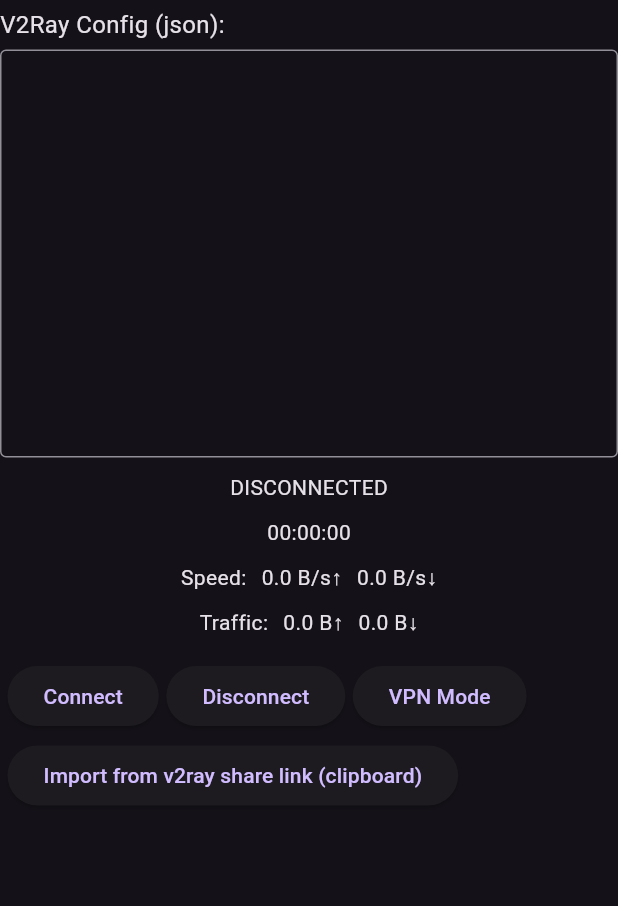
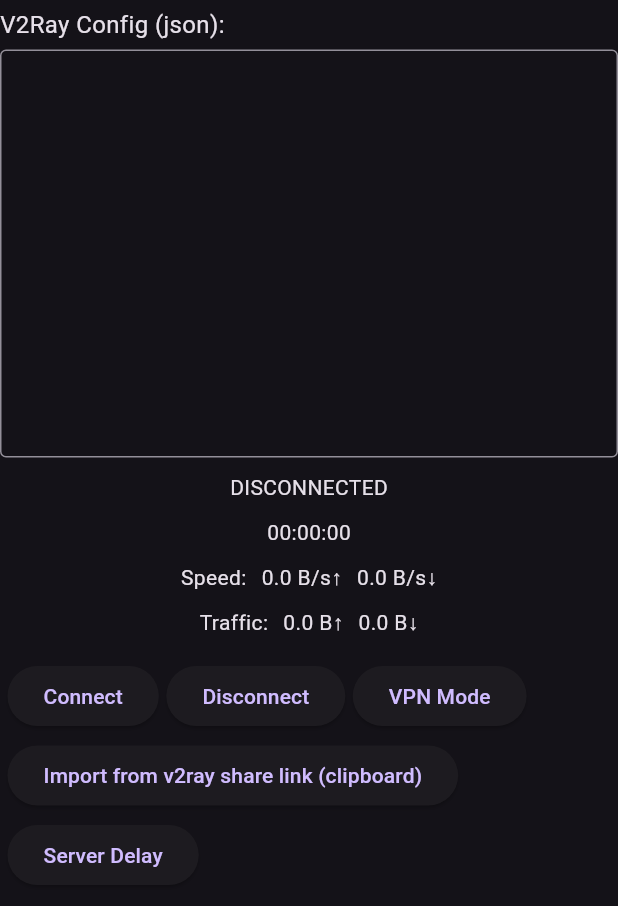
Before and after one commit to blueboy-tm/flutter_v2ray, a Flutter app: the screen it shows after launch, after a tap on "Import from v2ray share link (clipboard)", on a phone screen of 412 x 824 dp. Shown: the top 906 px of the screen. Run offline on Flutter 3.47's test engine with Material 2 defaults, Android fonts, the phone set to English and light mode, and no system bars; our stand-ins replace plugin_platform_interface.

Commit message:
add getServerDelay method

```diff
--- a/example/lib/main.dart
+++ b/example/lib/main.dart
@@ -45,6 +45,65 @@ class _HomePageState extends State<HomePage> {
   var v2rayStatus = ValueNotifier<V2RayStatus>(V2RayStatus());
 
   String remark = "Default Remark";
+
+  void connect() async {
+    if (await flutterV2ray.requestPermission()) {
+      flutterV2ray.startV2Ray(
+        remark: remark,
+        config: config.text,
+        proxyOnly: proxyOnly,
+      );
+    } else {
+      if (context.mounted) {
+        ScaffoldMessenger.of(context).showSnackBar(
+          const SnackBar(
+            content: Text('Permission Denied'),
+          ),
+        );
+      }
+    }
+  }
+
+  void importConfig() async {
+    if (await Clipboard.hasStrings()) {
+      try {
+        final String link =
+            (await Clipboard.getData('text/plain'))?.text?.trim() ?? '';
+        final V2RayURL v2rayURL = FlutterV2ray.parseFromURL(link);
+        remark = v2rayURL.remark;
+        config.text = v2rayURL.getFullConfiguration();
+        if (context.mounted) {
+          ScaffoldMessenger.of(context).showSnackBar(
+            const SnackBar(
+              content: Text(
+                'Success',
+              ),
+            ),
+          );
+        }
+      } catch (error) {
+        if (context.mounted) {
+          ScaffoldMessenger.of(context).showSnackBar(
+            SnackBar(
+              content: Text(
+                'Error: $error',
+              ),
+            ),
+          );
+        }
+      }
+    }
+  }
+
+  void delay() async {
+    ScaffoldMessenger.of(context).showSnackBar(
+      SnackBar(
+        content: Text(
+          '${(await flutterV2ray.getServerDelay(config: config.text))}ms',
+        ),
+      ),
+    );
+  }
 
   @override
   void initState() {
@@ -119,23 +178,7 @@ class _HomePageState extends State<HomePage> {
                 runSpacing: 5,
                 children: [
                   ElevatedButton(
-                    onPressed: () async {
-                      if (await flutterV2ray.requestPermission()) {
-                        flutterV2ray.startV2Ray(
-                          remark: remark,
-                          config: config.text,
-                          proxyOnly: proxyOnly,
-                        );
-                      } else {
-                        if (context.mounted) {
-                          ScaffoldMessenger.of(context).showSnackBar(
-                            const SnackBar(
-                              content: Text('Permission Denied'),
-                            ),
-                          );
-                        }
-                      }
-                    },
+                    onPressed: connect,
                     child: const Text('Connect'),
                   ),
                   ElevatedButton(
@@ -147,43 +190,14 @@ class _HomePageState extends State<HomePage> {
                     child: Text(proxyOnly ? 'Proxy Only' : 'VPN Mode'),
                   ),
                   ElevatedButton(
-                    onPressed: () async {
-                      if (await Clipboard.hasStrings()) {
-                        try {
-                          final String link =
-                              (await Clipboard.getData('text/plain'))
-                                      ?.text
-                                      ?.trim() ??
-                                  '';
-                          final V2RayURL v2rayURL =
-                              FlutterV2ray.parseFromURL(link);
-                          remark = v2rayURL.remark;
-                          config.text = v2rayURL.getFullConfiguration();
-                          if (context.mounted) {
-                            ScaffoldMessenger.of(context).showSnackBar(
-                              const SnackBar(
-                                content: Text(
-                                  'Success',
-                                ),
-                              ),
-                            );
-                          }
-                        } catch (error) {
-                          if (context.mounted) {
-                            ScaffoldMessenger.of(context).showSnackBar(
-                              SnackBar(
-                                content: Text(
-                                  'Error: $error',
-                                ),
-                              ),
-                            );
-                          }
-                        }
-                      }
-                    },
+                    onPressed: importConfig,
                     child: const Text(
                       'Import from v2ray share link (clipboard)',
                     ),
+                  ),
+                  ElevatedButton(
+                    onPressed: delay,
+                    child: const Text('Server Delay'),
                   ),
                 ],
               ),
--- a/lib/flutter_v2ray.dart
+++ b/lib/flutter_v2ray.dart
@@ -72,6 +72,11 @@ class FlutterV2ray {
     await FlutterV2rayPlatform.instance.stopV2Ray();
   }
 
+  /// This method returns the real server delay of the configuration.
+  Future<int> getServerDelay({required String config}) async {
+    return await FlutterV2rayPlatform.instance.getServerDelay(config: config);
+  }
+
   /// parse V2RayURL object from V2Ray share link
   ///
   /// like vmess://, vless://, trojan://, ss://, socks://
--- a/lib/flutter_v2ray_platform_interface.dart
+++ b/lib/flutter_v2ray_platform_interface.dart
@@ -46,4 +46,8 @@ abstract class FlutterV2rayPlatform extends PlatformInterface {
   Future<void> stopV2Ray() {
     throw UnimplementedError('stopV2Ray() has not been implemented.');
   }
+
+  Future<int> getServerDelay({required String config}) {
+    throw UnimplementedError('getServerDelay() has not been implemented.');
+  }
 }
--- a/pubspec.yaml
+++ b/pubspec.yaml
@@ -1,7 +1,7 @@
 name: flutter_v2ray
-description: A plugin that allow you to making v2ray connection
+description: A plugin that allow you to making v2ray connection (VPN Mode & Proxy Only)
 
-version: 1.0.0
+version: 1.0.1
 homepage: https://github.com/blueboy-tm/flutter_v2ray/
 
 environment:
```
Also changed, not shown: lib/flutter_v2ray_method_channel.dart (+8 -1 lines), example/pubspec.lock, lib/url/url.dart (line endings or trailing spaces), 4 other files.
